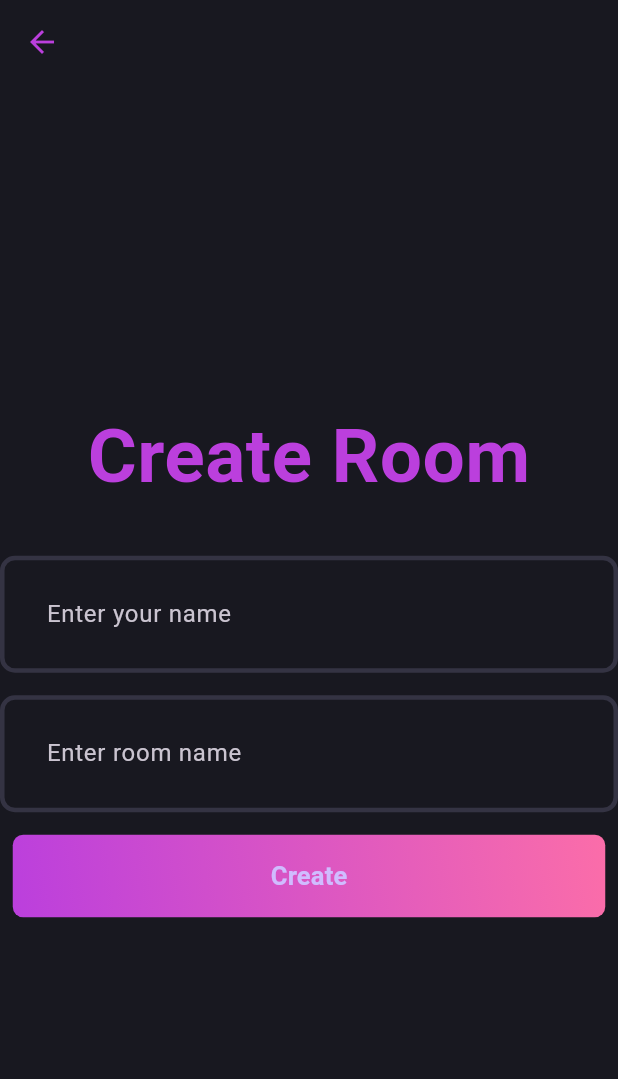
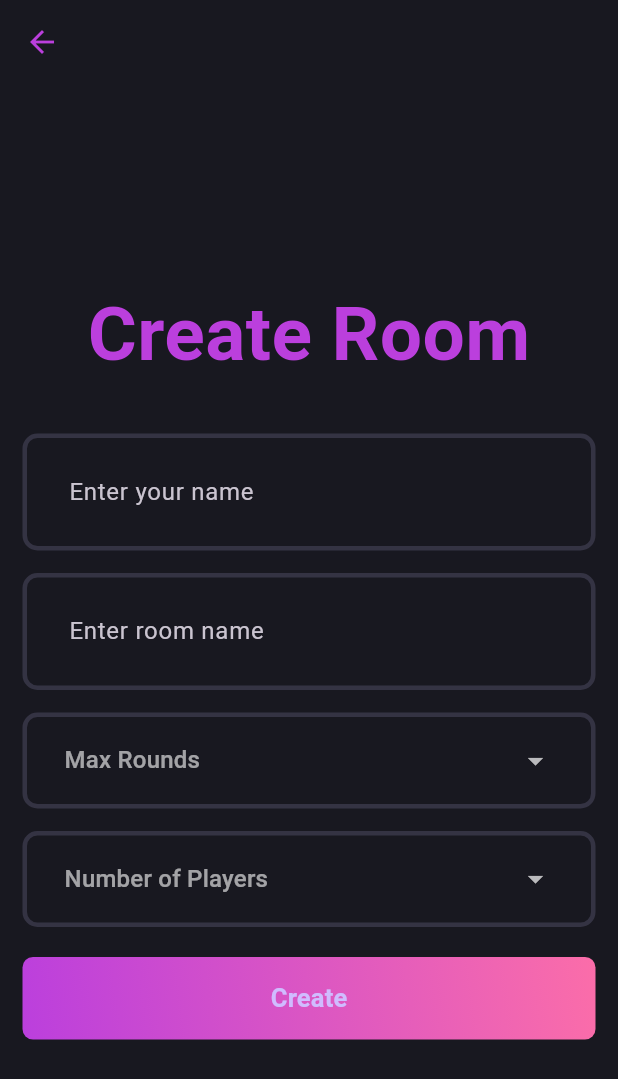
Before and after one commit to aayushshres/Skribbl-App, a Flutter app: the CreateRoomPage screen opened directly, on a phone screen of 412 x 824 dp. Shown: the top 1079 px of the screen. Run offline on Flutter 3.47's test engine with Material 3 defaults, Android fonts, the light colour scheme and no system bars; our stand-ins replace device_preview, socket_io_client.

Commit message:
updated create room page ui

```diff
--- a/lib/pages/create_room_page.dart
+++ b/lib/pages/create_room_page.dart
@@ -1,6 +1,7 @@
 import 'package:flutter/material.dart';
 import 'package:skribbl_app/core/theme/app_pallete.dart';
 import 'package:skribbl_app/pages/waiting_page.dart';
+import 'package:skribbl_app/widgets/dropdown_button.dart';
 import 'package:skribbl_app/widgets/gradient_button.dart';
 import 'package:skribbl_app/widgets/gradient_textfield.dart';
 
@@ -15,6 +16,8 @@ class _CreateRoomPageState extends State<CreateRoomPage> {
   final playerNameController = TextEditingController();
   final roomNameController = TextEditingController();
   final formKey = GlobalKey<FormState>();
+  late String maxRoundValue;
+  late String numberOfPlayers;
 
   @override
   void dispose() {
@@ -29,7 +32,9 @@ class _CreateRoomPageState extends State<CreateRoomPage> {
         appBar: AppBar(
           iconTheme: const IconThemeData(color: AppPallete.gradient1),
         ),
-        body: Form(
+        body: Padding(
+          padding: const EdgeInsets.all(15.0),
+          child: Form(
               key: formKey,
               child: Column(
                 mainAxisAlignment: MainAxisAlignment.center,
@@ -52,6 +57,16 @@ class _CreateRoomPageState extends State<CreateRoomPage> {
                     controller: roomNameController,
                   ),
                   const SizedBox(height: 15),
+                  const DropdownWidget(
+                    hintText: "Max Rounds",
+                    itemList: ["3", "5", "7", "9"],
+                  ),
+                  const SizedBox(height: 15),
+                  const DropdownWidget(
+                    hintText: "Number of Players",
+                    itemList: ["2", "3", "4", "5"],
+                  ),
+                  const SizedBox(height: 20),
                   GradientButton(
                       buttonText: "Create",
                       onPressed: () {
@@ -65,6 +80,7 @@ class _CreateRoomPageState extends State<CreateRoomPage> {
                         }
                       })
                 ],
-            )));
+              )),
+        ));
   }
 }
--- /dev/null
+++ b/lib/widgets/dropdown_button.dart
@@ -0,0 +1,50 @@
+import 'package:flutter/material.dart';
+import 'package:skribbl_app/core/theme/app_pallete.dart';
+
+class DropdownWidget extends StatefulWidget {
+  final String hintText;
+  final List itemList;
+  const DropdownWidget({
+    super.key,
+    required this.hintText,
+    required this.itemList,
+  });
+
+  @override
+  State<DropdownWidget> createState() => _DropdownWidgetState();
+}
+
+class _DropdownWidgetState extends State<DropdownWidget> {
+  String? selectedValue;
+  @override
+  Widget build(BuildContext context) {
+    return Container(
+      decoration: BoxDecoration(
+          border: Border.all(
+            width: 3,
+            color: AppPallete.borderColor,
+          ),
+          borderRadius: BorderRadius.circular(10)),
+      child: DropdownButton(
+        focusColor: AppPallete.transparentColor,
+        dropdownColor: AppPallete.backgroundColor,
+        hint: Text(widget.hintText),
+        value: selectedValue,
+        isExpanded: true,
+        underline: const SizedBox(),
+        padding: const EdgeInsets.symmetric(horizontal: 25, vertical: 5),
+        onChanged: (newValue) {
+          setState(() {
+            selectedValue = newValue.toString();
+          });
+        },
+        items: widget.itemList.map((valueItem) {
+          return DropdownMenuItem(
+            value: valueItem,
+            child: Text(valueItem),
+          );
+        }).toList(),
+      ),
+    );
+  }
+}
```
Lines whose indentation alone changed are shown as unchanged.
